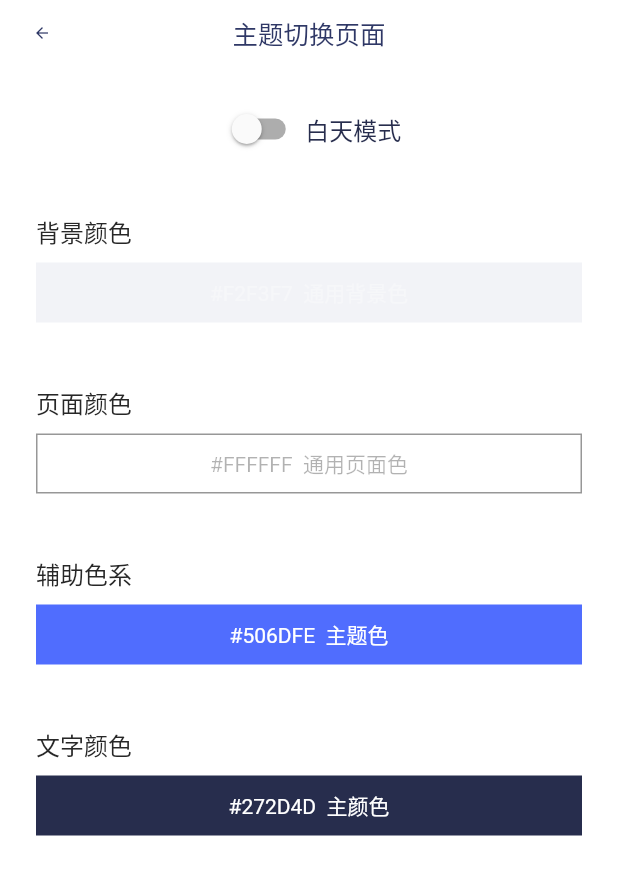
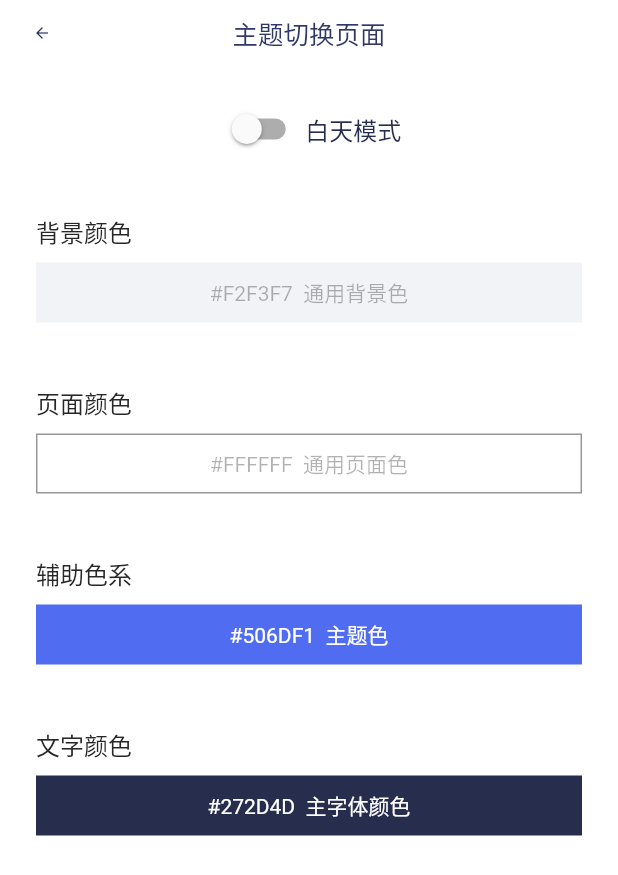
Before and after one commit to taoszu/flutter_2020, a Flutter app: the screen it shows after launch, after a tap on "主题切换页面", on a phone screen of 412 x 824 dp. Shown: the top 875 px of the screen. Run offline on Flutter 3.47's test engine with Material 2 defaults, Android fonts, the phone set to English and light mode, and no system bars.

Commit message:
feat(ui): 调整主题颜色的设置

```diff
--- a/lib/main.dart
+++ b/lib/main.dart
@@ -35,8 +35,8 @@ class MyApp extends StatelessWidget {
                 debugShowCheckedModeBanner: false,
                 themeMode: globalModel.isDarkTheme ? ThemeMode.dark : ThemeMode
                     .light,
-                theme: lightThemeData,
-                darkTheme: darkThemeData,
+                theme: GlobalTheme.lightThemeData,
+                darkTheme: GlobalTheme.darkThemeData,
                 home: MyHomePage(),
                 routes: {"theme_page": (_) => ThemePage()}
             );
--- a/lib/theme_page.dart
+++ b/lib/theme_page.dart
@@ -15,7 +15,7 @@ class ThemePage extends BaseStatelessPage {
     final theme = GlobalTheme.theme;
 
     final bgFontColor =
-        globalModel.isDarkTheme ? Color(0X4D000000) : Color(0X4DFFFFFF);
+        globalModel.isDarkTheme ? Color(0X4DFFFFFF) : Color(0X4D000000) ;
 
     return Container(
         color: Colors.white,
@@ -69,7 +69,7 @@ class ThemePage extends BaseStatelessPage {
               children: <Widget>[
                 _labelWidget(label: "文字颜色"),
                 _colorWidget(
-                    text: "主颜色",
+                    text: "主字体颜色",
                     color: theme.primaryFontColor,
                     fontColor: Color(0XFFFFFFFF)),
               ],
--- a/style/lib/theme/color/dark_theme.dart
+++ b/style/lib/theme/color/dark_theme.dart
@@ -7,17 +7,15 @@ class DarkTheme extends BaseTheme {
   Color get appBgColor => Color(0XFF25253d);
 
   @override
-  Color get mainBgColor => Color(0XFF2B2B4D);
+  Color get mainBgColor => Color(0XFF2B2B5D);
 
   @override
   Color get primaryFontColor => Color(0XFFFFFFFF);
 
   @override
-  Color get themeColor => Color(0XFF617BFF);
+  Color get themeColor => Color(0XFF627BFE);
 
   @override
   Color get appBarFontColor => Color(0XFFFFFFFF);
 
 }
-
-final darkThemeData = BaseTheme.genThemeData(true);
--- a/style/lib/theme/color/light_theme.dart
+++ b/style/lib/theme/color/light_theme.dart
@@ -14,11 +14,9 @@ class LightTheme extends BaseTheme {
   Color get primaryFontColor => Color(0XFF272D4D);
 
   @override
-  Color get themeColor => Color(0XFF506DFE);
+  Color get themeColor => Color(0XFF506DF1);
 
   @override
   Color get appBarFontColor => Color(0XFF2F3866);
 
 }
-
-final lightThemeData = BaseTheme.genThemeData(false);
--- a/style/lib/theme/global_theme.dart
+++ b/style/lib/theme/global_theme.dart
@@ -4,7 +4,6 @@ import 'package:style/theme/color/base_theme.dart';
 
 // 全局颜色主题
 class GlobalTheme {
-
   static bool _isDark = false;
 
   static final light = LightTheme();
@@ -13,5 +12,12 @@ class GlobalTheme {
   static setDark(bool isDark) => _isDark = isDark;
 
   static get isDark => _isDark;
+
   static BaseTheme get theme => _isDark ? dark : light;
+
+  static final _lightThemeData = BaseTheme.genThemeData(false);
+  static final _darkThemeData = BaseTheme.genThemeData(true);
+
+  static get lightThemeData => _lightThemeData;
+  static get darkThemeData => _darkThemeData;
 }
```
